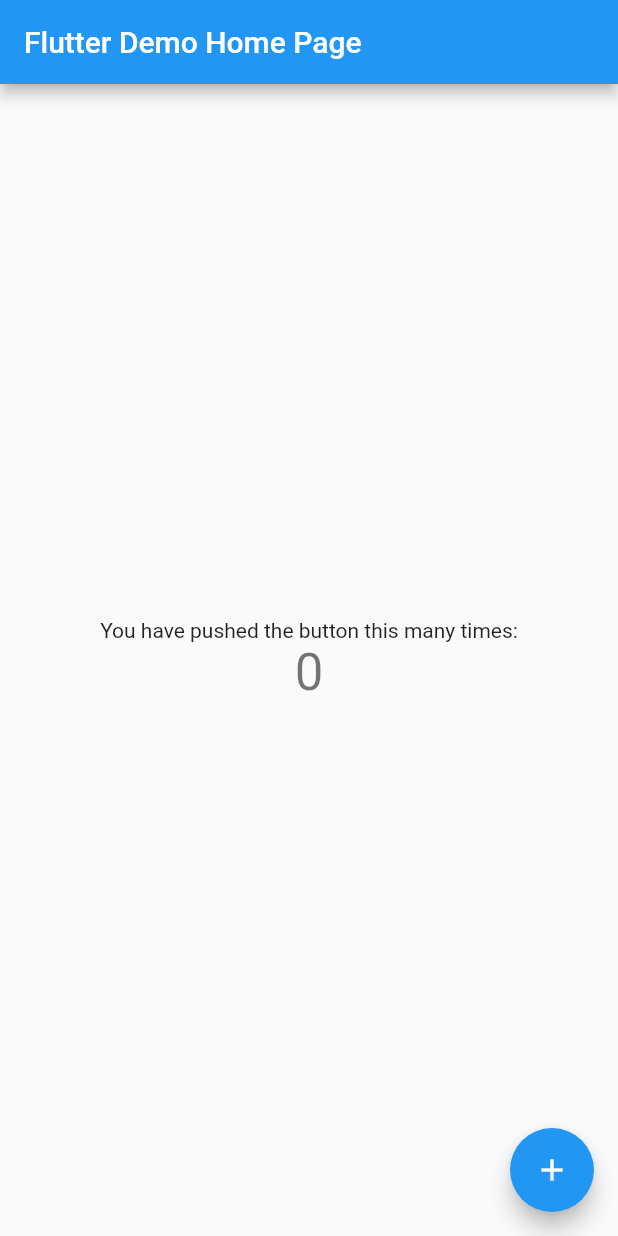
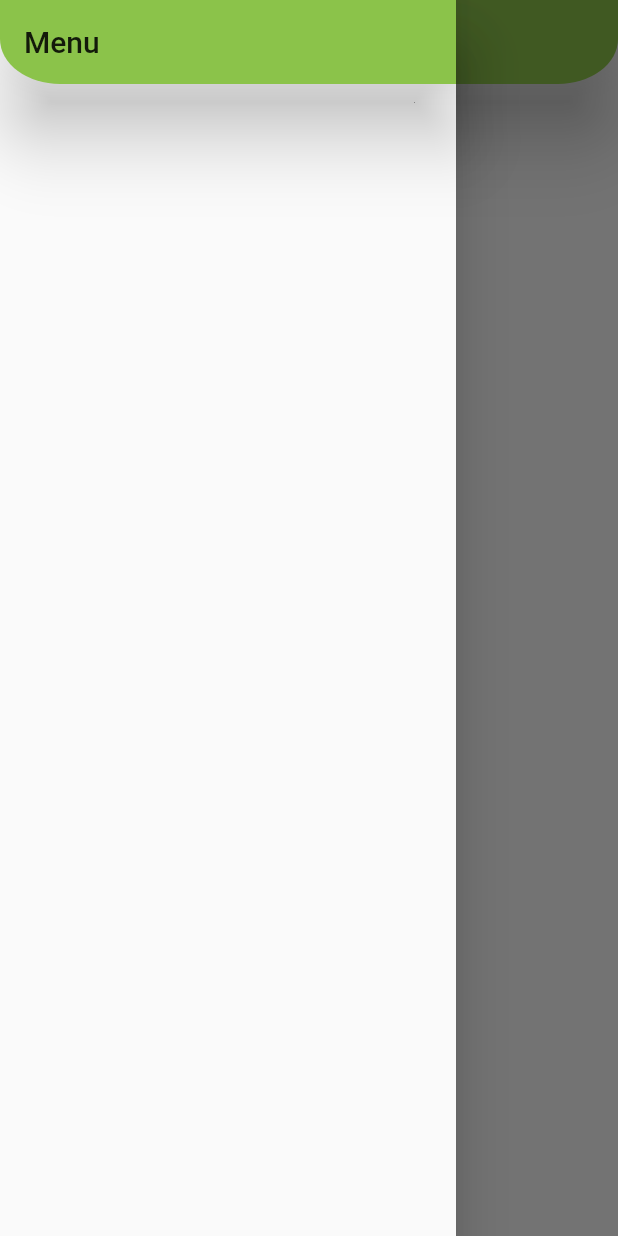
Before and after one commit to prabhaskumra/I-am-bored, a Flutter app: the screen it shows after launch, with the side drawer open (before the commit the screen has no drawer), on a phone screen of 412 x 824 dp. Run offline on Flutter 3.47's test engine with Material 2 defaults, Android fonts, the phone set to English and light mode, and no system bars.

Commit message:
Added New Screens
- Added app drawer
- Added new screens for settings, etc
- Signed in with Apple developed id
- Created new widget files

```diff
--- a/i_am_bored/lib/main.dart
+++ b/i_am_bored/lib/main.dart
@@ -1,4 +1,7 @@
 import 'package:flutter/material.dart';
+
+import './screens/home_screen.dart';
+import './screens/settings_screen.dart';
 
 void main() {
   runApp(MyApp());
@@ -9,109 +12,16 @@ class MyApp extends StatelessWidget {
   @override
   Widget build(BuildContext context) {
     return MaterialApp(
+      debugShowCheckedModeBanner: false,
       title: 'Flutter Demo',
       theme: ThemeData(
-        // This is the theme of your application.
-        //
-        // Try running your application with "flutter run". You'll see the
-        // application has a blue toolbar. Then, without quitting the app, try
-        // changing the primarySwatch below to Colors.green and then invoke
-        // "hot reload" (press "r" in the console where you ran "flutter run",
-        // or simply save your changes to "hot reload" in a Flutter IDE).
-        // Notice that the counter didn't reset back to zero; the application
-        // is not restarted.
-        primarySwatch: Colors.blue,
-        // This makes the visual density adapt to the platform that you run
-        // the app on. For desktop platforms, the controls will be smaller and
-        // closer together (more dense) than on mobile platforms.
+        primarySwatch: Colors.lightGreen,
         visualDensity: VisualDensity.adaptivePlatformDensity,
       ),
-      home: MyHomePage(title: 'Flutter Demo Home Page'),
+      home: HomeScreen(),
+      routes: {
+        SettingsScreen.routeName: (ctx) => SettingsScreen(),
+      },
     );
   }
 }
-
-class MyHomePage extends StatefulWidget {
-  MyHomePage({Key key, this.title}) : super(key: key);
-
-  // This widget is the home page of your application. It is stateful, meaning
-  // that it has a State object (defined below) that contains fields that affect
-  // how it looks.
-
-  // This class is the configuration for the state. It holds the values (in this
-  // case the title) provided by the parent (in this case the App widget) and
-  // used by the build method of the State. Fields in a Widget subclass are
-  // always marked "final".
-
-  final String title;
-
-  @override
-  _MyHomePageState createState() => _MyHomePageState();
-}
-
-class _MyHomePageState extends State<MyHomePage> {
-  int _counter = 0;
-
-  void _incrementCounter() {
-    setState(() {
-      // This call to setState tells the Flutter framework that something has
-      // changed in this State, which causes it to rerun the build method below
-      // so that the display can reflect the updated values. If we changed
-      // _counter without calling setState(), then the build method would not be
-      // called again, and so nothing would appear to happen.
-      _counter++;
-    });
-  }
-
-  @override
-  Widget build(BuildContext context) {
-    // This method is rerun every time setState is called, for instance as done
-    // by the _incrementCounter method above.
-    //
-    // The Flutter framework has been optimized to make rerunning build methods
-    // fast, so that you can just rebuild anything that needs updating rather
-    // than having to individually change instances of widgets.
-    return Scaffold(
-      appBar: AppBar(
-        // Here we take the value from the MyHomePage object that was created by
-        // the App.build method, and use it to set our appbar title.
-        title: Text(widget.title),
-      ),
-      body: Center(
-        // Center is a layout widget. It takes a single child and positions it
-        // in the middle of the parent.
-        child: Column(
-          // Column is also a layout widget. It takes a list of children and
-          // arranges them vertically. By default, it sizes itself to fit its
-          // children horizontally, and tries to be as tall as its parent.
-          //
-          // Invoke "debug painting" (press "p" in the console, choose the
-          // "Toggle Debug Paint" action from the Flutter Inspector in Android
-          // Studio, or the "Toggle Debug Paint" command in Visual Studio Code)
-          // to see the wireframe for each widget.
-          //
-          // Column has various properties to control how it sizes itself and
-          // how it positions its children. Here we use mainAxisAlignment to
-          // center the children vertically; the main axis here is the vertical
-          // axis because Columns are vertical (the cross axis would be
-          // horizontal).
-          mainAxisAlignment: MainAxisAlignment.center,
-          children: <Widget>[
-            Text(
-              'You have pushed the button this many times:',
-            ),
-            Text(
-              '$_counter',
-              style: Theme.of(context).textTheme.headline4,
-            ),
-          ],
-        ),
-      ),
-      floatingActionButton: FloatingActionButton(
-        onPressed: _incrementCounter,
-        tooltip: 'Increment',
-        child: Icon(Icons.add),
-      ), // This trailing comma makes auto-formatting nicer for build methods.
-    );
-  }
-}
--- /dev/null
+++ b/i_am_bored/lib/screens/home_screen.dart
@@ -0,0 +1,30 @@
+import 'package:flutter/material.dart';
+
+import '../screens/settings_screen.dart';
+import '../widgets/app_drawer.dart';
+
+class HomeScreen extends StatefulWidget {
+  @override
+  _HomeScreenState createState() => _HomeScreenState();
+}
+
+class _HomeScreenState extends State<HomeScreen> {
+  @override
+  Widget build(BuildContext context) {
+    return Scaffold(
+      appBar: AppBar(
+        elevation: 20,
+        // backgroundColor: Theme.of(context),
+        shape: RoundedRectangleBorder(
+          borderRadius: BorderRadius.vertical(
+            bottom: Radius.elliptical(40, 30),
+            // top: Radius.circular(30),
+          ),
+        ),
+        title: Text('The Bored App'),
+      ),
+      drawer: AppDrawer(),
+      // backgroundColor: Theme.of(context).buttonColor);
+    );
+  }
+}
--- /dev/null
+++ b/i_am_bored/lib/screens/settings_screen.dart
@@ -0,0 +1,14 @@
+import 'package:flutter/material.dart';
+
+class SettingsScreen extends StatelessWidget {
+  static const routeName = '/settings';
+
+  @override
+  Widget build(BuildContext context) {
+    return Scaffold(
+      appBar: AppBar(
+        title: Text('Settings'),
+      ),
+    );
+  }
+}
--- /dev/null
+++ b/i_am_bored/lib/widgets/app_drawer.dart
@@ -0,0 +1,28 @@
+import 'package:flutter/material.dart';
+
+class AppDrawer extends StatelessWidget {
+  const AppDrawer({
+    Key key,
+  }) : super(key: key);
+
+  @override
+  Widget build(BuildContext context) {
+    return Drawer(
+      child: Column(
+        children: <Widget>[
+          AppBar(
+            title: Text('Menu'),
+            automaticallyImplyLeading: false,
+            elevation: 20,
+            // backgroundColor: Theme.of(context),
+            shape: RoundedRectangleBorder(
+              borderRadius: BorderRadius.only(
+                bottomLeft: Radius.elliptical(40, 30),
+              ),
+            ),
+          ),
+        ],
+      ),
+    );
+  }
+}
```
Also changed, not shown: 1 other file.
